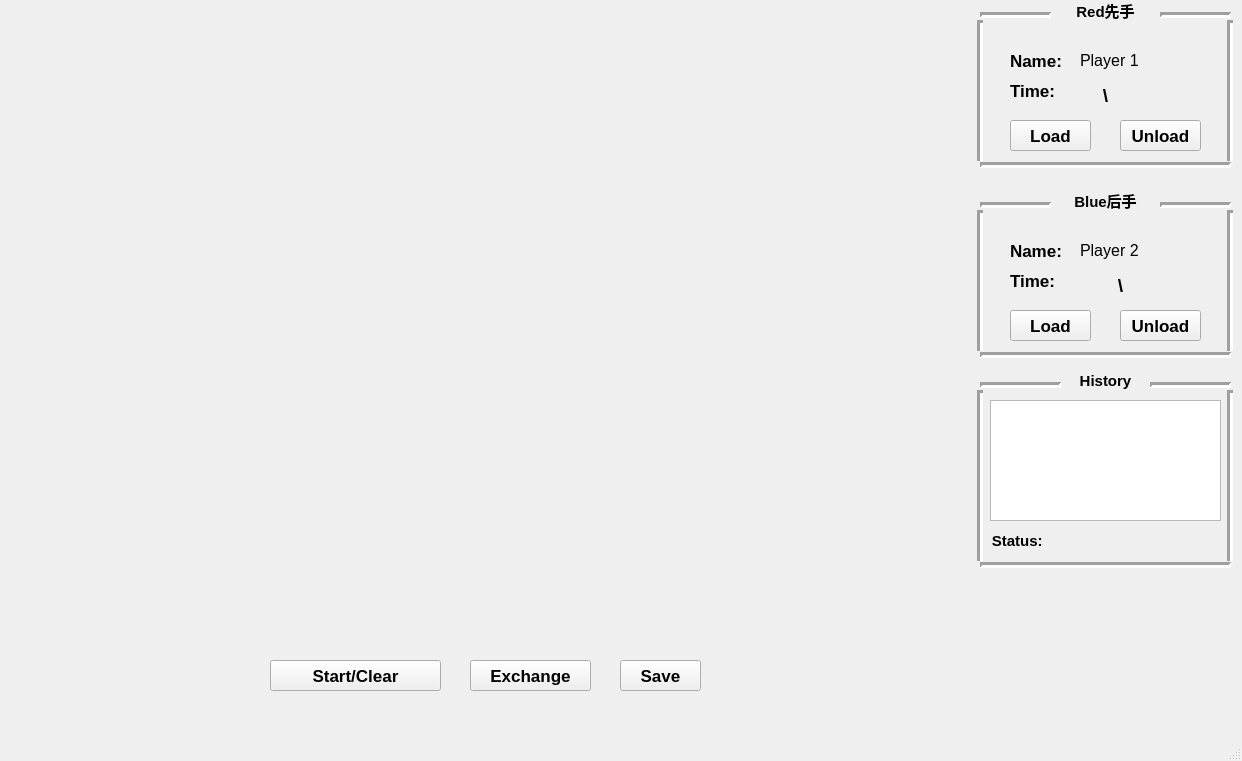
Above: hex03/mainwindow.ui from voldemortX/hex_platform before the change. Below: the same form after it.
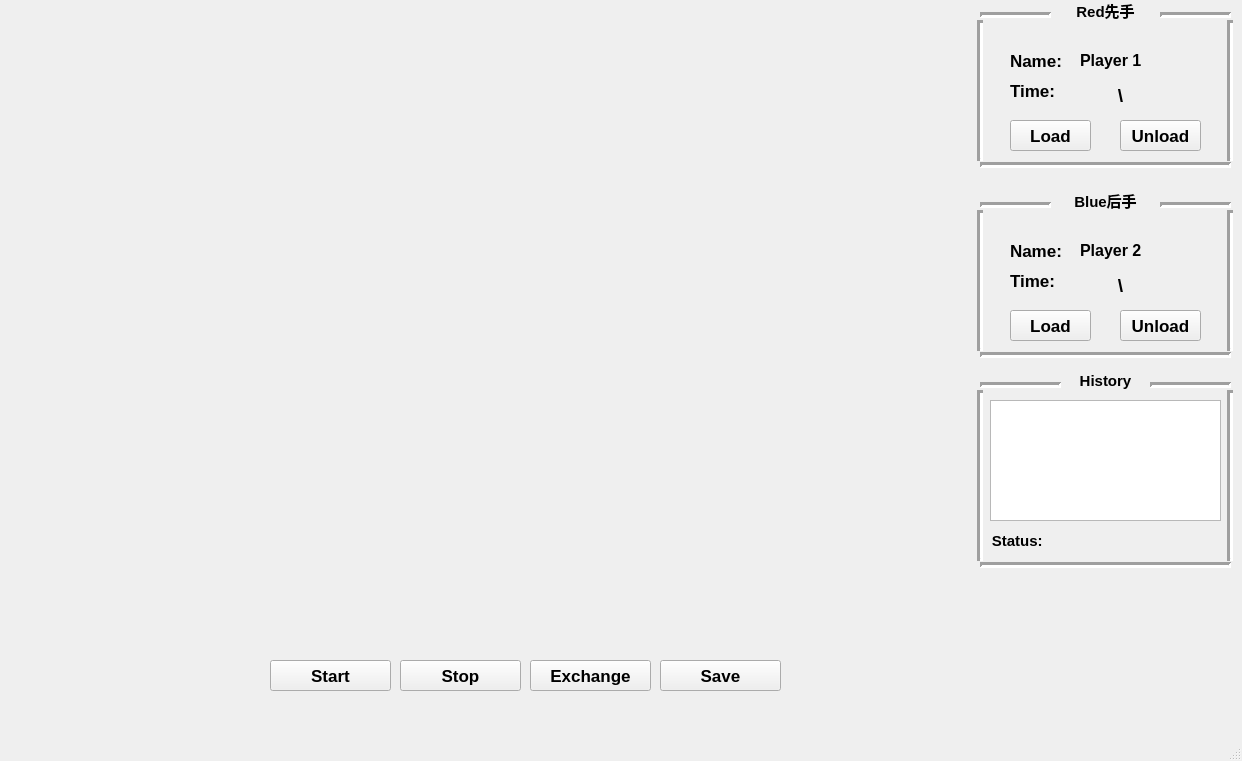
That is the form after the change.

```diff
--- a/hex03/mainwindow.ui
+++ b/hex03/mainwindow.ui
@@ -22,6 +22,13 @@
     <height>761</height>
    </size>
   </property>
+  <property name="font">
+   <font>
+    <pointsize>13</pointsize>
+    <weight>75</weight>
+    <bold>true</bold>
+   </font>
+  </property>
   <property name="windowTitle">
    <string>Hex_Platform v1.0 @ Xian Studio</string>
   </property>
@@ -487,7 +494,7 @@
      <rect>
       <x>270</x>
       <y>660</y>
-      <width>171</width>
+      <width>121</width>
       <height>31</height>
      </rect>
     </property>
@@ -499,7 +506,7 @@
      </font>
     </property>
     <property name="text">
-     <string>Start/Clear</string>
+     <string>Start</string>
     </property>
     <property name="autoDefault">
      <bool>false</bool>
@@ -514,9 +521,9 @@
    <widget class="QPushButton" name="buttonSave">
     <property name="geometry">
      <rect>
-      <x>620</x>
+      <x>660</x>
       <y>660</y>
-      <width>81</width>
+      <width>121</width>
       <height>31</height>
      </rect>
     </property>
@@ -543,7 +550,7 @@
    <widget class="QPushButton" name="buttonExchange">
     <property name="geometry">
      <rect>
-      <x>470</x>
+      <x>530</x>
       <y>660</y>
       <width>121</width>
       <height>31</height>
@@ -765,9 +772,9 @@
    <widget class="QLabel" name="timerRed">
     <property name="geometry">
      <rect>
-      <x>1070</x>
+      <x>1080</x>
       <y>80</y>
-      <width>71</width>
+      <width>81</width>
       <height>31</height>
      </rect>
     </property>
@@ -930,6 +937,19 @@
      <string>Player 2</string>
     </property>
    </widget>
+   <widget class="QPushButton" name="StopButton">
+    <property name="geometry">
+     <rect>
+      <x>400</x>
+      <y>660</y>
+      <width>121</width>
+      <height>31</height>
+     </rect>
+    </property>
+    <property name="text">
+     <string>Stop</string>
+    </property>
+   </widget>
   </widget>
   <widget class="QStatusBar" name="statusBar"/>
  </widget>
```
